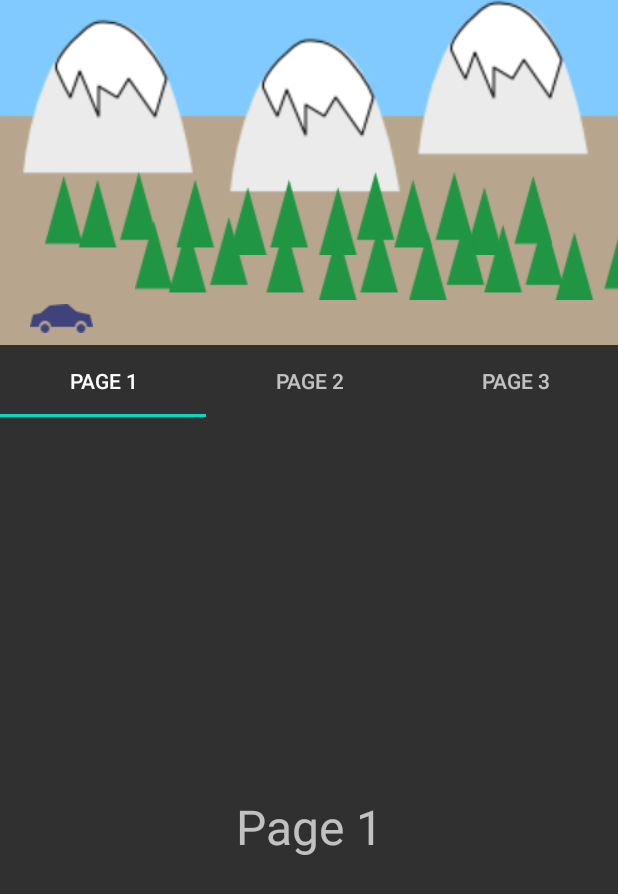
After one commit to gyqGitHub/ConstraintLayoutDemo, an Android app: the MotionViewPagerActivity screen opened directly, with no data from a screen before it, on a phone screen of 412 x 824 dp. The commit adds this screen. Shown: the top 894 px of the screen. Run offline under Robolectric (Android 15) with nearby library versions, the phone set to English and light mode, and no system bars.

Commit message:
结合viewpager使用

```diff
--- a/app/src/main/AndroidManifest.xml
+++ b/app/src/main/AndroidManifest.xml
@@ -9,7 +9,8 @@
         android:roundIcon="@mipmap/ic_launcher_round"
         android:supportsRtl="true"
         android:theme="@style/AppTheme">
-        <activity android:name=".MotionSidePanelActivity"></activity>
+        <activity android:name=".MotionViewPagerActivity"></activity>
+        <activity android:name=".MotionSidePanelActivity" />
         <activity android:name=".MotionDrawerLayout2Activity" />
         <activity android:name=".MotionDrawerLayoutActivity" />
         <activity android:name=".MotionCoordinator2Activity" />
--- /dev/null
+++ b/app/src/main/java/com/hsb/profession/adapter/ViewPagerAdapter.kt
@@ -0,0 +1,54 @@
+/*
+ * Copyright (C) 2018 The Android Open Source Project
+ *
+ * Licensed under the Apache License, Version 2.0 (the "License");
+ * you may not use this file except in compliance with the License.
+ * You may obtain a copy of the License at
+ *
+ *      http://www.apache.org/licenses/LICENSE-2.0
+ *
+ * Unless required by applicable law or agreed to in writing, software
+ * distributed under the License is distributed on an "AS IS" BASIS,
+ * WITHOUT WARRANTIES OR CONDITIONS OF ANY KIND, either express or implied.
+ * See the License for the specific language governing permissions and
+ * limitations under the License.
+ */
+
+package com.hsb.profession.adapter
+
+import android.os.Bundle
+import androidx.fragment.app.Fragment
+import androidx.fragment.app.FragmentManager
+import androidx.fragment.app.FragmentPagerAdapter
+import com.hsb.profession.fragment.Page
+
+class ViewPagerAdapter(fm: FragmentManager) : FragmentPagerAdapter(fm) {
+
+    private val fragmentList = ArrayList<Fragment>()
+    private val fragmentTitleList = ArrayList<String>()
+
+    override fun getItem(position: Int): Fragment {
+        return fragmentList[position]
+    }
+
+    override fun getCount(): Int {
+        return fragmentList.size
+    }
+
+    private fun addFragment(fragment: Fragment, title: String) {
+        fragmentList.add(fragment)
+        fragmentTitleList.add(title)
+    }
+
+    override fun getPageTitle(position: Int): CharSequence? {
+        return fragmentTitleList[position]
+    }
+
+    fun addPage(s: String, layout: Int) {
+        val page = Page()
+        val arg = Bundle()
+        arg.putInt("layout", layout)
+        page.arguments = arg
+        addFragment(page, s)
+    }
+}
--- a/app/src/main/java/com/hsb/profession/constraintlayoutdemo/MotionLayoutActivity.kt
+++ b/app/src/main/java/com/hsb/profession/constraintlayoutdemo/MotionLayoutActivity.kt
@@ -41,5 +41,7 @@ class MotionLayoutActivity : AppCompatActivity() {
         btn_drawerLayout2.setOnClickListener { MotionDrawerLayout2Activity.start(this) }
 
         btn_sidePanel.setOnClickListener { MotionSidePanelActivity.start(this) }
+
+        btn_viewPager.setOnClickListener { MotionViewPagerActivity.start(this) }
     }
 }
--- /dev/null
+++ b/app/src/main/java/com/hsb/profession/constraintlayoutdemo/MotionViewPagerActivity.kt
@@ -0,0 +1,45 @@
+package com.hsb.profession.constraintlayoutdemo
+
+import android.content.Context
+import android.content.Intent
+import androidx.appcompat.app.AppCompatActivity
+import android.os.Bundle
+import androidx.constraintlayout.motion.widget.MotionLayout
+import androidx.viewpager.widget.ViewPager
+import com.hsb.profession.adapter.ViewPagerAdapter
+import kotlinx.android.synthetic.main.activity_motion_view_pager.*
+
+class MotionViewPagerActivity : AppCompatActivity() {
+
+    companion object{
+        @JvmStatic
+        fun start(context: Context) {
+            val starter = Intent(context, MotionViewPagerActivity::class.java)
+            context.startActivity(starter)
+        }
+    }
+
+    override fun onCreate(savedInstanceState: Bundle?) {
+        super.onCreate(savedInstanceState)
+        setContentView(R.layout.activity_motion_view_pager)
+
+        val motionLayout = findViewById<MotionLayout>(R.id.motionLayout)
+
+        val adapter = ViewPagerAdapter(supportFragmentManager)
+        adapter.addPage("Page 1", R.layout.motion_16_viewpager_page1)
+        adapter.addPage("Page 2", R.layout.motion_16_viewpager_page2)
+        adapter.addPage("Page 3", R.layout.motion_16_viewpager_page3)
+        pager.adapter = adapter
+        tabs.setupWithViewPager(pager)
+        if (motionLayout != null) {
+            pager.addOnPageChangeListener(motionLayout as ViewPager.OnPageChangeListener)
+        }
+
+        val debugMode = if (intent.getBooleanExtra("showPaths", false)) {
+            MotionLayout.DEBUG_SHOW_PATH
+        } else {
+            MotionLayout.DEBUG_SHOW_NONE
+        }
+        motionLayout.setDebugMode(debugMode)
+    }
+}
--- /dev/null
+++ b/app/src/main/java/com/hsb/profession/fragment/Page.kt
@@ -0,0 +1,41 @@
+/*
+ * Copyright (C) 2018 The Android Open Source Project
+ *
+ * Licensed under the Apache License, Version 2.0 (the "License");
+ * you may not use this file except in compliance with the License.
+ * You may obtain a copy of the License at
+ *
+ *      http://www.apache.org/licenses/LICENSE-2.0
+ *
+ * Unless required by applicable law or agreed to in writing, software
+ * distributed under the License is distributed on an "AS IS" BASIS,
+ * WITHOUT WARRANTIES OR CONDITIONS OF ANY KIND, either express or implied.
+ * See the License for the specific language governing permissions and
+ * limitations under the License.
+ */
+
+package com.hsb.profession.fragment
+
+import android.os.Bundle
+import android.view.LayoutInflater
+import android.view.View
+import android.view.ViewGroup
+import androidx.fragment.app.Fragment
+
+class Page  : Fragment() {
+
+    private var layoutId = 0
+
+    override fun setArguments(args: Bundle?) {
+        super.setArguments(args)
+        if (args != null) {
+            layoutId = args.getInt("layout")
+        }
+    }
+
+    override fun onCreateView(inflater: LayoutInflater, container: ViewGroup?,
+                              savedInstanceState: Bundle?): View? {
+        // Inflate the layout for this fragment
+        return inflater.inflate(layoutId, container, false)
+    }
+}
--- a/app/src/main/res/layout/activity_motion_layout.xml
+++ b/app/src/main/res/layout/activity_motion_layout.xml
@@ -18,7 +18,7 @@
             app:constraint_referenced_ids="btn_basic_1,btn_basic_2,
             btn_custom_attribute,btn_keyframe_position,btn_keyframe_attribute,
             btn_keyframe_cycle,btn_coordinator_1,btn_coordinator_2,
-            btn_drawerLayout,btn_drawerLayout2,btn_sidePanel"
+            btn_drawerLayout,btn_drawerLayout2,btn_sidePanel,btn_viewPager"
             android:layout_height="match_parent" />
 
         <Button
@@ -97,6 +97,13 @@
             android:layout_height="wrap_content"
             android:text="sidePanel"
             />
+
+        <Button
+            android:id="@+id/btn_viewPager"
+            android:layout_width="wrap_content"
+            android:layout_height="wrap_content"
+            android:text="viewPager"
+            />
     </androidx.constraintlayout.widget.ConstraintLayout>
 
 </androidx.core.widget.NestedScrollView>
--- /dev/null
+++ b/app/src/main/res/layout/activity_motion_view_pager.xml
@@ -0,0 +1,39 @@
+<?xml version="1.0" encoding="utf-8"?>
+<!--
+  Copyright (C) 2018 The Android Open Source Project
+  Licensed under the Apache License, Version 2.0 (the "License");
+  you may not use this file except in compliance with the License.
+  You may obtain a copy of the License at
+
+       http://www.apache.org/licenses/LICENSE-2.0
+
+  Unless required by applicable law or agreed to in writing, software
+  distributed under the License is distributed on an "AS IS" BASIS,
+  WITHOUT WARRANTIES OR CONDITIONS OF ANY KIND, either express or implied.
+  See the License for the specific language governing permissions and
+  limitations under the License.
+  -->
+<androidx.constraintlayout.widget.ConstraintLayout xmlns:android="http://schemas.android.com/apk/res/android"
+    android:layout_width="match_parent"
+    android:layout_height="match_parent"
+    xmlns:app="http://schemas.android.com/apk/res-auto">
+
+    <include layout="@layout/motion_15_parallax" />
+
+    <com.google.android.material.tabs.TabLayout
+        android:id="@+id/tabs"
+        android:layout_width="match_parent"
+        android:layout_height="wrap_content"
+        app:layout_constraintTop_toBottomOf="@+id/motionLayout">
+
+    </com.google.android.material.tabs.TabLayout>
+
+    <androidx.viewpager.widget.ViewPager
+        xmlns:android="http://schemas.android.com/apk/res/android"
+        android:id="@+id/pager"
+        android:layout_width="match_parent"
+        android:layout_height="0dp"
+        app:layout_constraintTop_toBottomOf="@+id/tabs"
+        app:layout_constraintBottom_toBottomOf="parent"/>
+
+</androidx.constraintlayout.widget.ConstraintLayout>
--- /dev/null
+++ b/app/src/main/res/layout/motion_15_parallax.xml
@@ -0,0 +1,55 @@
+<?xml version="1.0" encoding="utf-8"?>
+<!--
+  Copyright (C) 2018 The Android Open Source Project
+  Licensed under the Apache License, Version 2.0 (the "License");
+  you may not use this file except in compliance with the License.
+  You may obtain a copy of the License at
+
+       http://www.apache.org/licenses/LICENSE-2.0
+
+  Unless required by applicable law or agreed to in writing, software
+  distributed under the License is distributed on an "AS IS" BASIS,
+  WITHOUT WARRANTIES OR CONDITIONS OF ANY KIND, either express or implied.
+  See the License for the specific language governing permissions and
+  limitations under the License.
+  -->
+<com.hsb.profession.utils.ViewpagerHeader xmlns:android="http://schemas.android.com/apk/res/android"
+    xmlns:tools="http://schemas.android.com/tools"
+    xmlns:app="http://schemas.android.com/apk/res-auto"
+    android:id="@+id/motionLayout"
+    app:layoutDescription="@xml/scene_15"
+    android:layout_width="match_parent"
+    android:layout_height="230dp">
+
+    <ImageView
+        android:id="@+id/mountains"
+        android:layout_width="wrap_content"
+        android:layout_height="wrap_content"
+        android:scaleType="centerCrop"
+        android:src="@drawable/mountains" />
+
+    <ImageView
+        android:id="@+id/trees1"
+        android:layout_width="wrap_content"
+        android:layout_height="wrap_content"
+        android:src="@drawable/trees"
+        tools:layout_editor_absoluteX="23dp"
+        tools:layout_editor_absoluteY="130dp" />
+
+    <ImageView
+        android:id="@+id/trees2"
+        android:layout_width="wrap_content"
+        android:layout_height="wrap_content"
+        android:src="@drawable/trees"
+        tools:layout_editor_absoluteX="7dp"
+        tools:layout_editor_absoluteY="98dp" />
+
+    <ImageView
+        android:id="@+id/car"
+        android:layout_width="wrap_content"
+        android:layout_height="wrap_content"
+        android:src="@drawable/car"
+        tools:layout_editor_absoluteX="7dp"
+        tools:layout_editor_absoluteY="194dp" />
+
+</com.hsb.profession.utils.ViewpagerHeader>
--- /dev/null
+++ b/app/src/main/res/layout/motion_16_viewpager_page1.xml
@@ -0,0 +1,32 @@
+<?xml version="1.0" encoding="utf-8"?>
+<!--
+  Copyright (C) 2018 The Android Open Source Project
+  Licensed under the Apache License, Version 2.0 (the "License");
+  you may not use this file except in compliance with the License.
+  You may obtain a copy of the License at
+
+       http://www.apache.org/licenses/LICENSE-2.0
+
+  Unless required by applicable law or agreed to in writing, software
+  distributed under the License is distributed on an "AS IS" BASIS,
+  WITHOUT WARRANTIES OR CONDITIONS OF ANY KIND, either express or implied.
+  See the License for the specific language governing permissions and
+  limitations under the License.
+  -->
+<androidx.constraintlayout.widget.ConstraintLayout xmlns:android="http://schemas.android.com/apk/res/android"
+    xmlns:app="http://schemas.android.com/apk/res-auto"
+    android:layout_width="match_parent"
+    android:layout_height="match_parent">
+
+    <TextView
+        android:id="@+id/textView6"
+        android:layout_width="wrap_content"
+        android:layout_height="wrap_content"
+        android:text="Page 1"
+        android:textSize="32sp"
+        app:layout_constraintBottom_toBottomOf="parent"
+        app:layout_constraintEnd_toEndOf="parent"
+        app:layout_constraintHorizontal_bias="0.5"
+        app:layout_constraintStart_toStartOf="parent"
+        app:layout_constraintTop_toTopOf="parent" />
+</androidx.constraintlayout.widget.ConstraintLayout>
--- /dev/null
+++ b/app/src/main/res/layout/motion_16_viewpager_page2.xml
@@ -0,0 +1,32 @@
+<?xml version="1.0" encoding="utf-8"?>
+<!--
+  Copyright (C) 2018 The Android Open Source Project
+  Licensed under the Apache License, Version 2.0 (the "License");
+  you may not use this file except in compliance with the License.
+  You may obtain a copy of the License at
+
+       http://www.apache.org/licenses/LICENSE-2.0
+
+  Unless required by applicable law or agreed to in writing, software
+  distributed under the License is distributed on an "AS IS" BASIS,
+  WITHOUT WARRANTIES OR CONDITIONS OF ANY KIND, either express or implied.
+  See the License for the specific language governing permissions and
+  limitations under the License.
+  -->
+<androidx.constraintlayout.widget.ConstraintLayout xmlns:android="http://schemas.android.com/apk/res/android"
+    xmlns:app="http://schemas.android.com/apk/res-auto"
+    android:layout_width="match_parent"
+    android:layout_height="match_parent">
+
+    <TextView
+        android:id="@+id/textView6"
+        android:layout_width="wrap_content"
+        android:layout_height="wrap_content"
+        android:text="Page 2"
+        android:textSize="32sp"
+        app:layout_constraintBottom_toBottomOf="parent"
+        app:layout_constraintEnd_toEndOf="parent"
+        app:layout_constraintHorizontal_bias="0.5"
+        app:layout_constraintStart_toStartOf="parent"
+        app:layout_constraintTop_toTopOf="parent" />
+</androidx.constraintlayout.widget.ConstraintLayout>
--- /dev/null
+++ b/app/src/main/res/layout/motion_16_viewpager_page3.xml
@@ -0,0 +1,32 @@
+<?xml version="1.0" encoding="utf-8"?>
+<!--
+  Copyright (C) 2018 The Android Open Source Project
+  Licensed under the Apache License, Version 2.0 (the "License");
+  you may not use this file except in compliance with the License.
+  You may obtain a copy of the License at
+
+       http://www.apache.org/licenses/LICENSE-2.0
+
+  Unless required by applicable law or agreed to in writing, software
+  distributed under the License is distributed on an "AS IS" BASIS,
+  WITHOUT WARRANTIES OR CONDITIONS OF ANY KIND, either express or implied.
+  See the License for the specific language governing permissions and
+  limitations under the License.
+  -->
+<androidx.constraintlayout.widget.ConstraintLayout xmlns:android="http://schemas.android.com/apk/res/android"
+    xmlns:app="http://schemas.android.com/apk/res-auto"
+    android:layout_width="match_parent"
+    android:layout_height="match_parent">
+
+    <TextView
+        android:id="@+id/textView6"
+        android:layout_width="wrap_content"
+        android:layout_height="wrap_content"
+        android:text="Page 3"
+        android:textSize="32sp"
+        app:layout_constraintBottom_toBottomOf="parent"
+        app:layout_constraintEnd_toEndOf="parent"
+        app:layout_constraintHorizontal_bias="0.5"
+        app:layout_constraintStart_toStartOf="parent"
+        app:layout_constraintTop_toTopOf="parent" />
+</androidx.constraintlayout.widget.ConstraintLayout>
--- /dev/null
+++ b/app/src/main/res/xml/scene_15.xml
@@ -0,0 +1,99 @@
+<?xml version="1.0" encoding="utf-8"?><!--
+  Copyright (C) 2018 The Android Open Source Project
+  Licensed under the Apache License, Version 2.0 (the "License");
+  you may not use this file except in compliance with the License.
+  You may obtain a copy of the License at
+
+       http://www.apache.org/licenses/LICENSE-2.0
+
+  Unless required by applicable law or agreed to in writing, software
+  distributed under the License is distributed on an "AS IS" BASIS,
+  WITHOUT WARRANTIES OR CONDITIONS OF ANY KIND, either express or implied.
+  See the License for the specific language governing permissions and
+  limitations under the License.
+  -->
+<MotionScene xmlns:android="http://schemas.android.com/apk/res/android"
+    xmlns:motion="http://schemas.android.com/apk/res-auto">
+
+    <Transition
+        motion:constraintSetEnd="@+id/end"
+        motion:constraintSetStart="@+id/start"
+        motion:duration="1000"
+        motion:motionInterpolator="linear">
+
+<!--        <OnSwipe-->
+<!--            motion:dragDirection="dragRight"-->
+<!--            motion:touchAnchorId="@+id/car"-->
+<!--            motion:touchAnchorSide="right" />-->
+    </Transition>
+
+    <ConstraintSet android:id="@+id/start">
+        <Constraint
+            android:id="@id/mountains"
+            android:layout_width="match_parent"
+            android:layout_height="match_parent"
+            android:scaleX="1.2"
+            android:scaleY="1.2"
+            android:translationX="10dp"
+            motion:layout_constraintTop_toTopOf="parent" />
+        <Constraint
+            android:id="@id/trees1"
+            android:layout_width="wrap_content"
+            android:layout_height="wrap_content"
+            android:layout_marginLeft="30dp"
+            android:layout_marginBottom="60dp"
+            motion:layout_constraintBottom_toBottomOf="parent"
+            motion:layout_constraintLeft_toLeftOf="parent" />
+        <Constraint
+            android:id="@id/trees2"
+            android:layout_width="wrap_content"
+            android:layout_height="wrap_content"
+            android:layout_marginLeft="90dp"
+            android:layout_marginBottom="30dp"
+            motion:layout_constraintBottom_toBottomOf="parent"
+            motion:layout_constraintLeft_toLeftOf="parent" />
+        <Constraint
+            android:id="@id/car"
+            android:layout_width="wrap_content"
+            android:layout_height="wrap_content"
+            android:layout_marginLeft="20dp"
+            android:layout_marginBottom="8dp"
+            motion:layout_constraintBottom_toBottomOf="parent"
+            motion:layout_constraintLeft_toLeftOf="parent" />
+    </ConstraintSet>
+
+    <ConstraintSet android:id="@+id/end">
+        <Constraint
+            android:id="@id/mountains"
+            android:layout_width="match_parent"
+            android:layout_height="match_parent"
+            android:scaleX="1.2"
+            android:scaleY="1.2"
+            android:translationX="-10dp"
+            motion:layout_constraintTop_toTopOf="parent" />
+        <Constraint
+            android:id="@id/trees1"
+            android:layout_width="wrap_content"
+            android:layout_height="wrap_content"
+            android:layout_marginLeft="0dp"
+            android:layout_marginBottom="60dp"
+            motion:layout_constraintBottom_toBottomOf="parent"
+            motion:layout_constraintLeft_toLeftOf="parent" />
+        <Constraint
+            android:id="@id/trees2"
+            android:layout_width="wrap_content"
+            android:layout_height="wrap_content"
+            android:layout_marginLeft="20dp"
+            android:layout_marginBottom="30dp"
+            motion:layout_constraintBottom_toBottomOf="parent"
+            motion:layout_constraintLeft_toLeftOf="parent" />
+        <Constraint
+            android:id="@id/car"
+            android:layout_width="wrap_content"
+            android:layout_height="wrap_content"
+            android:layout_marginRight="20dp"
+            android:layout_marginBottom="8dp"
+            motion:layout_constraintBottom_toBottomOf="parent"
+            motion:layout_constraintRight_toRightOf="parent" />
+    </ConstraintSet>
+</MotionScene>
```
